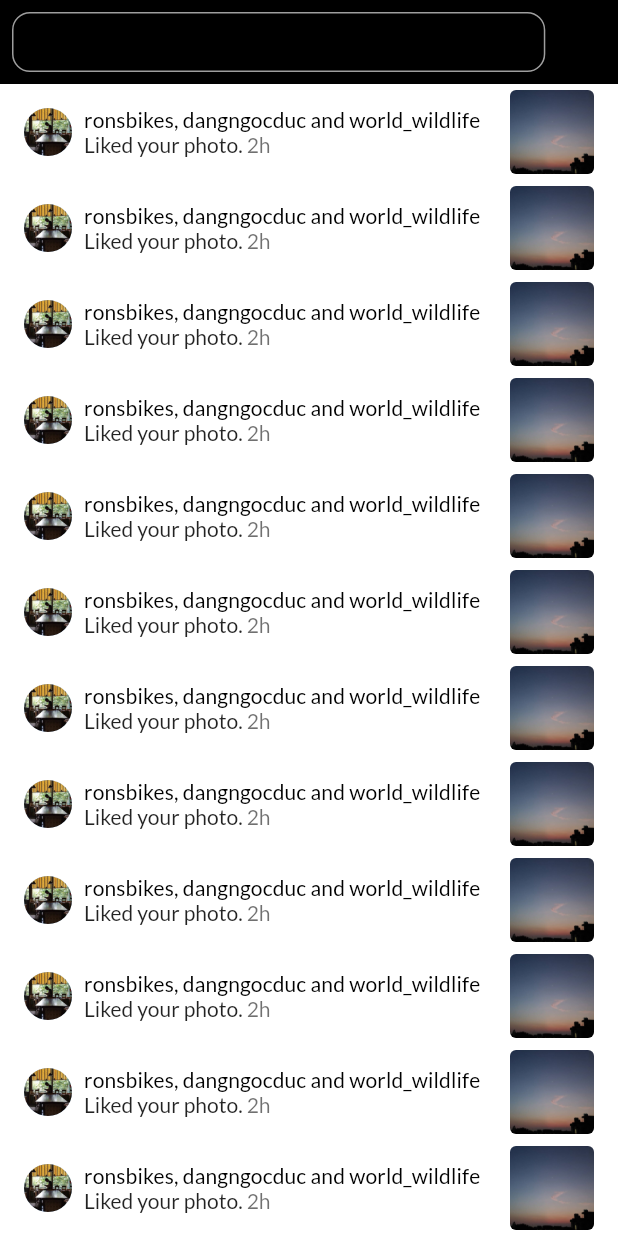
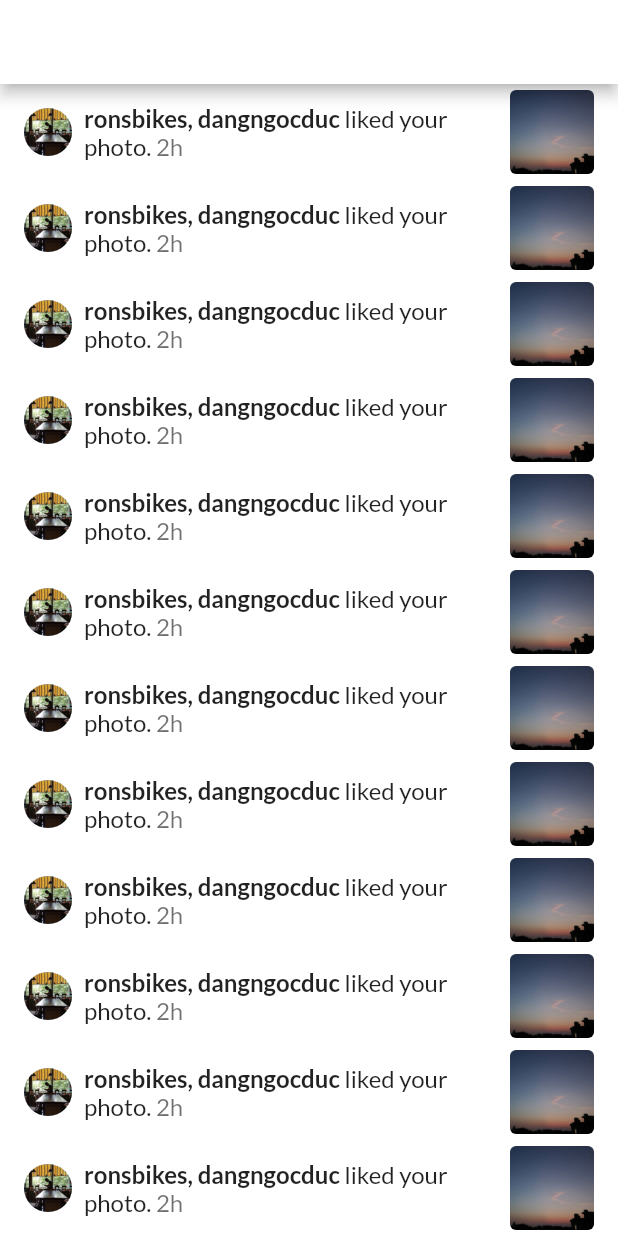
Before and after one commit to dangngocduc/instagram_flutter, a Flutter app: the ActivityPage screen opened directly, on a phone screen of 412 x 824 dp. Run offline on Flutter 3.47's test engine with Material 2 defaults, Android fonts, the phone set to English and light mode, and no system bars; our stand-ins replace flutter_svg, google_fonts, tuple.

Commit message:
[DEV] Update Activity Tab

```diff
--- a/lib/features/account/account_page.dart
+++ b/lib/features/account/account_page.dart
@@ -47,7 +47,7 @@ class _AccountPageState extends State<AccountPage> {
                   GridView.builder(
                       padding: EdgeInsets.all(2),
                       gridDelegate: SliverGridDelegateWithFixedCrossAxisCount(
-                          crossAxisCount: 4,
+                          crossAxisCount: 3,
                           crossAxisSpacing: 2,
                           mainAxisSpacing: 2
                       ),
--- a/lib/features/activity/activity_item_widget.dart
+++ b/lib/features/activity/activity_item_widget.dart
@@ -24,9 +24,12 @@ class ActivityItemWidget extends StatelessWidget {
                   ),
                   child: RichText(text: TextSpan(
                       children: [
-                        TextSpan(text: 'ronsbikes, dangngocduc and world_wildlife', style: Theme.of(context).textTheme.subtitle2),
-                        TextSpan(text: ' Liked your photo.', style: Theme.of(context).textTheme.bodyText2),
-                        TextSpan(text: ' 2h', style: Theme.of(context).textTheme.bodyText2.copyWith(
+                        TextSpan(text: 'ronsbikes, dangngocduc',
+                            style: Theme.of(context).textTheme.subtitle1.copyWith(
+                              fontWeight: FontWeight.bold
+                            )),
+                        TextSpan(text: ' liked your photo.', style: Theme.of(context).textTheme.subtitle1),
+                        TextSpan(text: ' 2h', style: Theme.of(context).textTheme.subtitle1.copyWith(
                             color: Theme.of(context).colorScheme.onBackground.withOpacity(0.56)
                         ))
                       ]
--- a/lib/features/activity/activity_page.dart
+++ b/lib/features/activity/activity_page.dart
@@ -16,7 +16,10 @@ class _ActivityPageState extends State<ActivityPage> {
   Widget build(BuildContext context) {
     return Scaffold(
       backgroundColor: Colors.white,
-      appBar: SearchBarWidget(),
+      appBar: AppBar(
+        title: Text('Activity'),
+        centerTitle: false,
+      ),
       body: RefreshIndicator(
           child: ListView.builder(
             physics: BouncingScrollPhysics(),
--- a/lib/features/search/search_bar_widget.dart
+++ b/lib/features/search/search_bar_widget.dart
@@ -15,7 +15,7 @@ class _SearchBarWidgetState extends State<SearchBarWidget> {
   @override
   Widget build(BuildContext context) {
     return Material(
-      color: Colors.black,
+      color: Theme.of(context).primaryColor,
       child: SafeArea(child: Container(
         child: Row(
           children: <Widget>[
```
Also changed, not shown: lib/features/authorization_state_page.dart (+9 -0 lines), lib/features/main_page.dart (+1 -44 lines), 1 other file.
